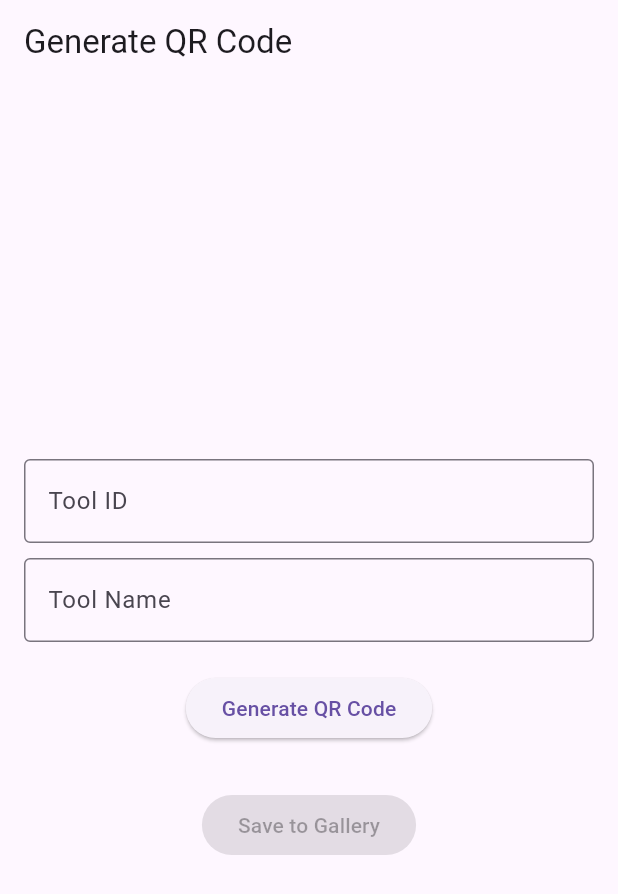
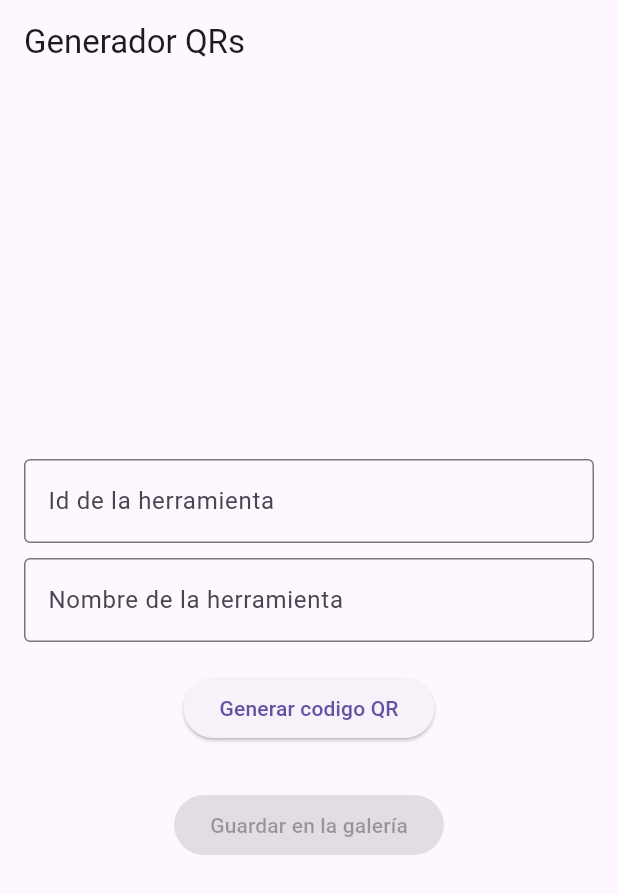
Before and after one commit to AitorSoto/inventool_qr, a Flutter app: the screen it shows after launch, on a phone screen of 412 x 824 dp. Shown: the top 894 px of the screen. Run offline on Flutter 3.47's test engine with Material 3 defaults, Android fonts, the phone set to English and light mode, and no system bars; our stand-ins replace qr_flutter; missing offline and left inert: gal.

Commit message:
Changed language to spanish

```diff
--- a/lib/main.dart
+++ b/lib/main.dart
@@ -1,10 +1,8 @@
-import 'dart:io';
 import 'dart:typed_data';
 import 'package:flutter/material.dart';
 import 'package:flutter/rendering.dart';
 import 'package:gal/gal.dart';
 import 'package:qr_flutter/qr_flutter.dart';
-import 'package:path_provider/path_provider.dart';
 import 'dart:ui' as ui;
 
 void main() {
@@ -43,7 +41,7 @@ class _QRGeneratorPageState extends State<QRGeneratorPage> {
   Widget build(BuildContext context) {
     return Scaffold(
       appBar: AppBar(
-        title: const Text('Generate QR Code'),
+        title: const Text('Generador QRs'),
       ),
       body: Padding(
         padding: const EdgeInsets.all(16.0),
@@ -53,7 +51,7 @@ class _QRGeneratorPageState extends State<QRGeneratorPage> {
             TextField(
               controller: idController,
               decoration: const InputDecoration(
-                labelText: 'Tool ID',
+                labelText: 'Id de la herramienta',
                 border: OutlineInputBorder(),
               ),
             ),
@@ -61,7 +59,7 @@ class _QRGeneratorPageState extends State<QRGeneratorPage> {
             TextField(
               controller: nameController,
               decoration: const InputDecoration(
-                labelText: 'Tool Name',
+                labelText: 'Nombre de la herramienta',
                 border: OutlineInputBorder(),
               ),
             ),
@@ -74,7 +72,7 @@ class _QRGeneratorPageState extends State<QRGeneratorPage> {
                       '{"id": "${idController.text}", "name": "${nameController.text}"}';
                 });
               },
-              child: const Text('Generate QR Code'),
+              child: const Text('Generar codigo QR'),
             ),
             const SizedBox(height: 20),
             qrData.isNotEmpty
@@ -91,7 +89,7 @@ class _QRGeneratorPageState extends State<QRGeneratorPage> {
                           errorStateBuilder: (cxt, err) {
                             return const Center(
                               child: Text(
-                                'Uh oh! Something went wrong...',
+                                'Vaya... Algo salió mal al generar el código QR.',
                                 textAlign: TextAlign.center,
                               ),
                             );
@@ -110,7 +108,7 @@ class _QRGeneratorPageState extends State<QRGeneratorPage> {
             const SizedBox(height: 10),
             ElevatedButton(
               onPressed: qrData.isNotEmpty ? _saveQRToGallery : null,
-              child: const Text('Save to Gallery'),
+              child: const Text('Guardar en la galería'),
             ),
           ],
         ),
@@ -136,12 +134,12 @@ class _QRGeneratorPageState extends State<QRGeneratorPage> {
 
         // Muestra un mensaje de éxito al usuario.
         ScaffoldMessenger.of(context).showSnackBar(
-            const SnackBar(content: Text('QR Code saved to gallery!')));
+            const SnackBar(content: Text('Código QR guardado en la galería')));
       }
     } catch (e) {
       print('Error saving QR Code: $e');
-      ScaffoldMessenger.of(context).showSnackBar(
-          const SnackBar(content: Text('Failed to save QR Code')));
+      ScaffoldMessenger.of(context).showSnackBar(const SnackBar(
+          content: Text('Algo ha salido mal. Inténtalo de nuevo.')));
     }
   }
 }
```
